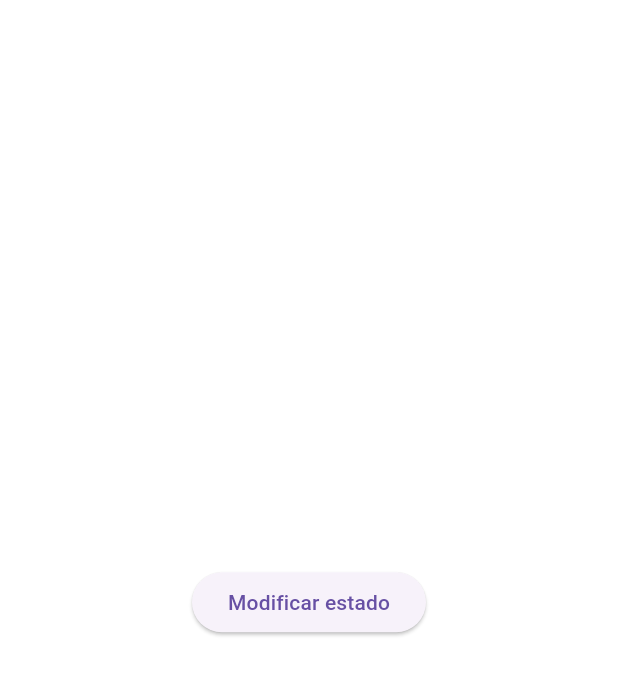
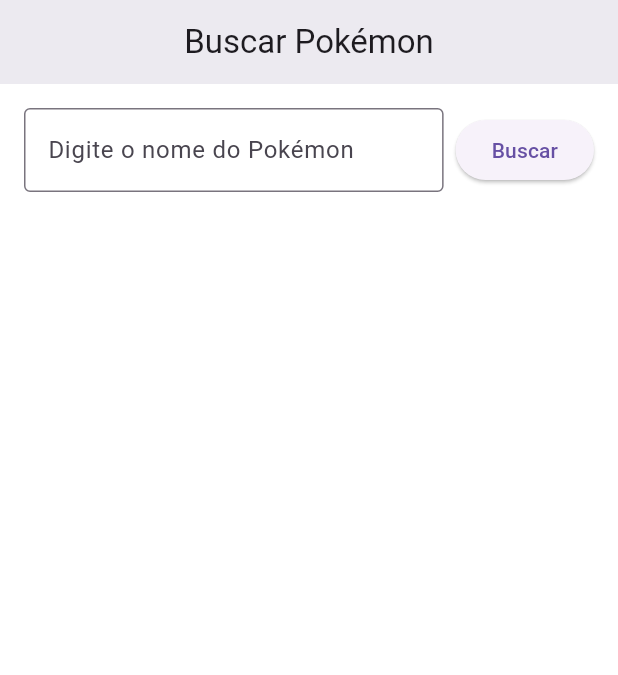
Before and after one commit to ViniciusVicco/learn, a Flutter app: the screen it shows after launch, on a phone screen of 412 x 824 dp. Shown: the top 675 px of the screen. Run offline on Flutter 3.47's test engine with Material 3 defaults, Android fonts, the phone set to English and light mode, and no system bars; our stand-ins replace dio, get_it, rx_notifier.

Commit message:
Adicionado barra que pesquisa de Pokemon

```diff
--- a/lib/app/app.dart
+++ b/lib/app/app.dart
@@ -4,8 +4,9 @@ import 'package:learn/core/module/manager/module_manager.dart';
 
 class App extends StatelessWidget {
   final ModuleManager moduleManager;
+  final Widget home;
 
-  const App(this.moduleManager, {super.key});
+  const App(this.moduleManager, {super.key, required this.home});
 
   @override
   Widget build(BuildContext context) {
@@ -20,7 +21,8 @@ class App extends StatelessWidget {
         ),
       ),
       routes: moduleManager.allRoutes,
-      home: LoadingPage(),
+      home: home,
+      //home: LoadingPage(),
     );
   }
 }
--- /dev/null
+++ b/lib/app/presentation/main/home_page.dart
@@ -0,0 +1,100 @@
+import 'package:flutter/material.dart';
+import 'package:learn/app/data/menu/pokemon_basic_model.dart';
+import 'package:dio/dio.dart';
+
+class HomePage extends StatefulWidget {
+  const HomePage({super.key});
+
+  @override
+  State<HomePage> createState() => _HomePageState();
+}
+
+class _HomePageState extends State<HomePage> {
+  final TextEditingController _controller = TextEditingController();
+  PokemonBasicModel? pokemon;
+  bool isLoading = false;
+  String? errorMessage;
+
+  Future<void> _searchPokemon(String name) async {
+    setState(() {
+      isLoading = true;
+      errorMessage = null;
+      pokemon = null;
+    });
+
+    try {
+      final dio = Dio();
+      final response = await dio.get("https://pokeapi.co/api/v2/pokemon/$name");
+
+      // Cria o modelo usando apenas os dados necessários
+      pokemon = PokemonBasicModel.fromJson({
+        "name": response.data['name'],
+        "url": "https://pokeapi.co/api/v2/pokemon/$name"
+      });
+
+      setState(() => isLoading = false);
+    } catch (e) {
+      setState(() {
+        errorMessage = "Pokémon '$name' não encontrado!";
+        isLoading = false;
+      });
+    }
+  }
+
+  @override
+  Widget build(BuildContext context) {
+    return Scaffold(
+      appBar: AppBar(title: const Text('Buscar Pokémon')),
+      body: Padding(
+        padding: const EdgeInsets.all(16),
+        child: Column(
+          children: [
+            // Campo de busca
+            Row(
+              children: [
+                Expanded(
+                  child: TextField(
+                    controller: _controller,
+                    decoration: const InputDecoration(
+                      labelText: 'Digite o nome do Pokémon',
+                      border: OutlineInputBorder(),
+                    ),
+                  ),
+                ),
+                const SizedBox(width: 8),
+                ElevatedButton(
+                  onPressed: () =>
+                      _searchPokemon(_controller.text.trim().toLowerCase()),
+                  child: const Text('Buscar'),
+                ),
+              ],
+            ),
+            const SizedBox(height: 20),
+            if (isLoading)
+              const CircularProgressIndicator()
+            else if (errorMessage != null)
+              Text(
+                errorMessage!,
+                style: const TextStyle(color: Colors.red, fontSize: 16),
+              )
+            else if (pokemon != null)
+              Column(
+                children: [
+                  Text(
+                    'Nome: ${pokemon!.name}',
+                    style: const TextStyle(
+                        fontSize: 20, fontWeight: FontWeight.bold),
+                  ),
+                  const SizedBox(height: 10),
+                  Text(
+                    'URL: ${pokemon!.url}',
+                    style: const TextStyle(fontSize: 16, color: Colors.blue),
+                  ),
+                ],
+              ),
+          ],
+        ),
+      ),
+    );
+  }
+}
--- a/lib/main.dart
+++ b/lib/main.dart
@@ -1,13 +1,18 @@
 import 'package:flutter/material.dart';
 import 'package:learn/app/app.dart';
 import 'package:learn/app/presentation/menu/menu_module.dart';
-
 import 'package:learn/core/module/manager/module_manager.dart';
+import 'package:learn/app/presentation/main/home_page.dart';
 
 void main() {
   WidgetsFlutterBinding.ensureInitialized();
   ModuleManager.registerInstanceObserver();
   final moduleManager = ModuleManager([MenuModule()]);
 
-  runApp(App(moduleManager));
+  runApp(
+    App(
+      moduleManager,
+      home: const HomePage(),
+    ),
+  );
 }
```
Also changed, not shown: pubspec.lock.
